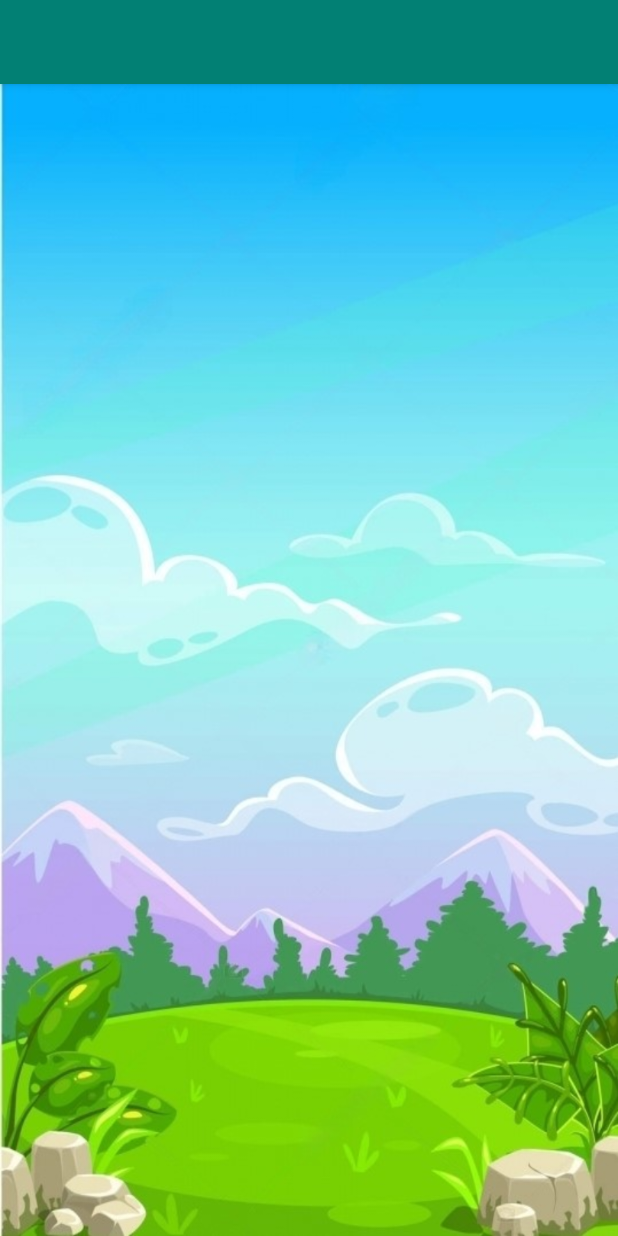
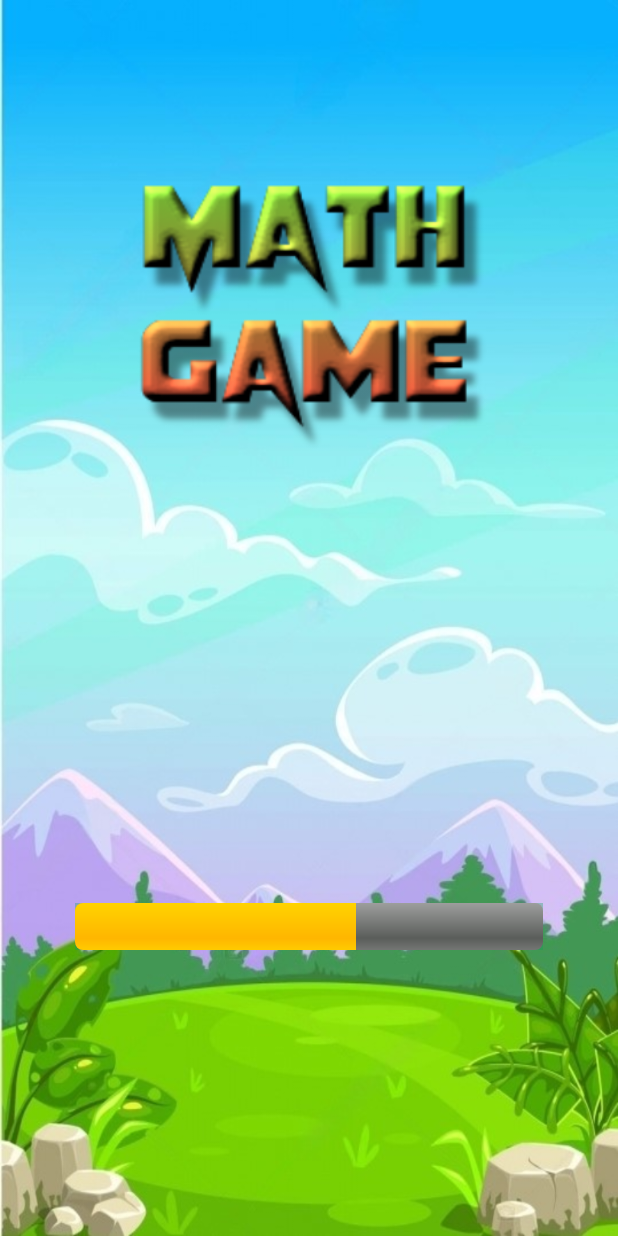
Before and after one commit to manash33pratim/MathGame, an Android app: the SplashScreen screen opened directly, with no data from a screen before it, on a phone screen of 412 x 824 dp. Run offline under Robolectric (Android 15) with nearby library versions, the phone set to English and light mode, and no system bars.

Commit message:
minor changes

```diff
--- a/app/src/main/java/com/manash/mathgame/Add.kt
+++ b/app/src/main/java/com/manash/mathgame/Add.kt
@@ -115,6 +115,7 @@ class Add : AppCompatActivity() {
                 i.putExtra("score",userScore)
                 i.putExtra("name",ip)
                 i.putExtra("activity",activity)
+                i.putExtra("life",userLife)
                startActivity(i)
                finish()
 
@@ -171,6 +172,7 @@ class Add : AppCompatActivity() {
                 i.putExtra("score",userScore)
                 i.putExtra("name",ip)
                 i.putExtra("activity",activity)
+                i.putExtra("life",userLife)
                 startActivity(i)
                 finish()
             }
--- a/app/src/main/java/com/manash/mathgame/Divide.kt
+++ b/app/src/main/java/com/manash/mathgame/Divide.kt
@@ -109,6 +109,7 @@ class Divide : AppCompatActivity() {
                 i.putExtra("score",userScore)
                 i.putExtra("name",ip)
                 i.putExtra("activity",activity)
+                i.putExtra("life",userLife)
                 startActivity(i)
                 finish()
 
@@ -170,6 +171,7 @@ class Divide : AppCompatActivity() {
                 i.putExtra("score",userScore)
                 i.putExtra("name",ip)
                 i.putExtra("activity",activity)
+                i.putExtra("life",userLife)
                 startActivity(i)
                 finish()
             }
--- a/app/src/main/java/com/manash/mathgame/Minus.kt
+++ b/app/src/main/java/com/manash/mathgame/Minus.kt
@@ -109,8 +109,9 @@ class Minus : AppCompatActivity() {
 
                 i.putExtra("score",userScore)
                 i.putExtra("name",ip)
+                i.putExtra("life",userLife)
+                i.putExtra("activity",activity)
                 startActivity(i)
-                i.putExtra("activity",activity)
                 finish()
 
             }
@@ -172,6 +173,7 @@ class Minus : AppCompatActivity() {
                 i.putExtra("score",userScore)
                 i.putExtra("name",ip)
                 i.putExtra("activity",activity)
+                i.putExtra("life",userLife)
                 startActivity(i)
                 finish()
             }
--- a/app/src/main/java/com/manash/mathgame/Multi.kt
+++ b/app/src/main/java/com/manash/mathgame/Multi.kt
@@ -104,6 +104,7 @@ class Multi : AppCompatActivity() {
                 i.putExtra("score",userScore)
                 i.putExtra("name",ip)
                 i.putExtra("activity",activity)
+                i.putExtra("life",userLife)
                 startActivity(i)
                 finish()
 
@@ -165,6 +166,7 @@ class Multi : AppCompatActivity() {
                 i.putExtra("score",userScore)
                 i.putExtra("name",ip)
                 i.putExtra("activity",activity)
+                i.putExtra("life",userLife)
                 startActivity(i)
                 finish()
             }
--- a/app/src/main/java/com/manash/mathgame/SplashScreen.kt
+++ b/app/src/main/java/com/manash/mathgame/SplashScreen.kt
@@ -5,18 +5,55 @@ import androidx.appcompat.app.AppCompatActivity
 import android.os.Bundle
 import android.os.Handler
 import android.os.Looper
+import android.view.View
+import android.widget.ProgressBar
 
 class SplashScreen : AppCompatActivity() {
+
+    private lateinit var progressBar: ProgressBar
+    private var i = 0
+    private val handler = Handler()
     override fun onCreate(savedInstanceState: Bundle?) {
         super.onCreate(savedInstanceState)
         setContentView(R.layout.splash_screen)
-
+             progressBar=findViewById(R.id.prgBar)
         Handler(Looper.getMainLooper()).postDelayed(
             {
                 val i = Intent(this, MainActivity::class.java)
                 startActivity(i)
                 finish()
-            }, 4000
+            }, 2900
         )
+        progressBar.visibility = View.VISIBLE
+
+        i = progressBar.progress
+
+        Thread(Runnable {
+            // this loop will run until the value of i becomes 99
+            while (i < 100) {
+                i += 3
+                // Update the progress bar and display the current value
+                handler.post(Runnable {
+                    progressBar.progress = i
+                    // setting current progress to the textview
+
+                })
+                try {
+                    Thread.sleep(100)
+                } catch (e: InterruptedException) {
+                    e.printStackTrace()
+                }
+            }
+
+            // setting the visibility of the progressbar to invisible
+            // or you can use View.GONE instead of invisible
+            // View.GONE will remove the progressbar
+            progressBar.visibility = View.INVISIBLE
+
+        }).start()
     }
-}
+
+
+
+
+    }
--- a/app/src/main/res/layout/splash_screen.xml
+++ b/app/src/main/res/layout/splash_screen.xml
@@ -5,7 +5,32 @@
     android:layout_width="match_parent"
     android:layout_height="match_parent"
 android:background="@drawable/bg1"
-    android:gravity="center"
+
     android:orientation="vertical"
 
-    tools:context=".SplashScreen"/>
+    tools:context=".SplashScreen">
+
+    <ImageView
+        android:layout_width="239dp"
+        android:layout_height="202dp"
+        android:layout_gravity="center"
+        android:layout_marginTop="100dp"
+        android:background="@drawable/mathgame" />
+
+    <ProgressBar
+        android:id="@+id/prgBar"
+        style="@android:style/Widget.ProgressBar.Horizontal"
+        android:layout_width="match_parent"
+        android:layout_height="31dp"
+        android:layout_marginLeft="50dp"
+        android:layout_marginTop="300dp"
+        android:layout_marginRight="50dp"
+        android:gravity="bottom"
+        android:max="100"
+        android:background="#540F9D58"
+        android:maxHeight="40dp"
+        android:scrollbarStyle="outsideOverlay"
+        android:progress="12" />
+
+
+</LinearLayout>
--- a/app/src/main/res/layout/user_name.xml
+++ b/app/src/main/res/layout/user_name.xml
@@ -32,8 +32,8 @@
 
     <ImageButton
         android:id="@+id/ButtonPlay"
-        android:layout_width="90dp"
-        android:layout_height="96dp"
+        android:layout_width="76dp"
+        android:layout_height="76dp"
         android:layout_gravity="center"
         android:layout_marginTop="20dp"
         android:background="@drawable/playbutton" />
```
Also changed, not shown: app/src/main/AndroidManifest.xml (+11 -5 lines), app/src/main/java/com/manash/mathgame/ResultActivity.kt (+9 -0 lines), app/src/main/res/layout/activity_result.xml (+11 -0 lines), app/src/main/res/drawable/mathgame.png (added).
